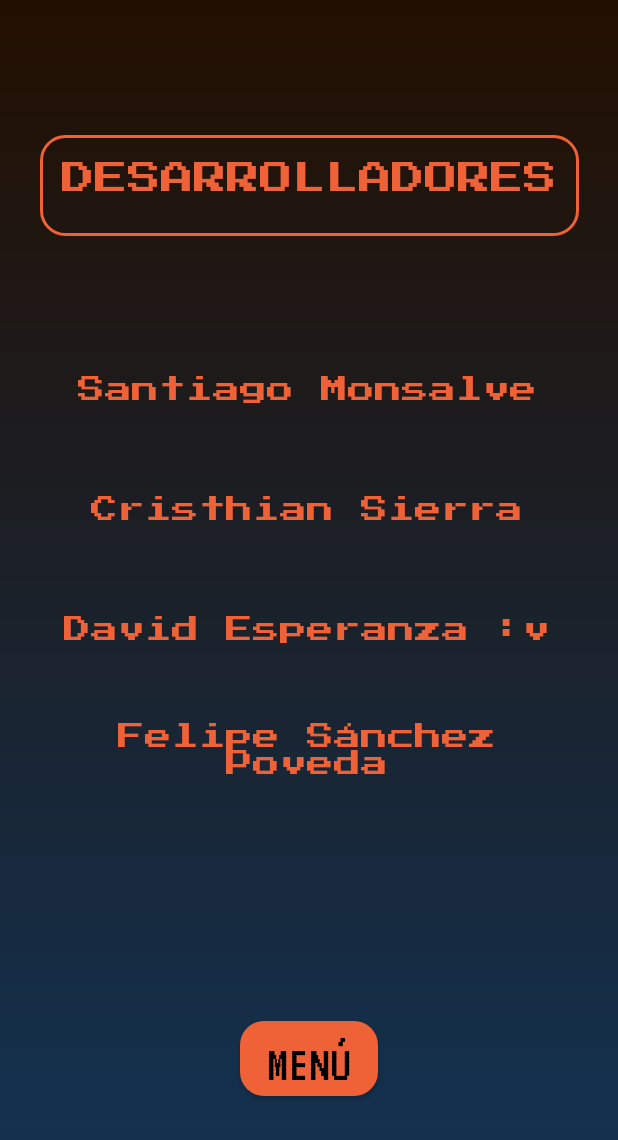
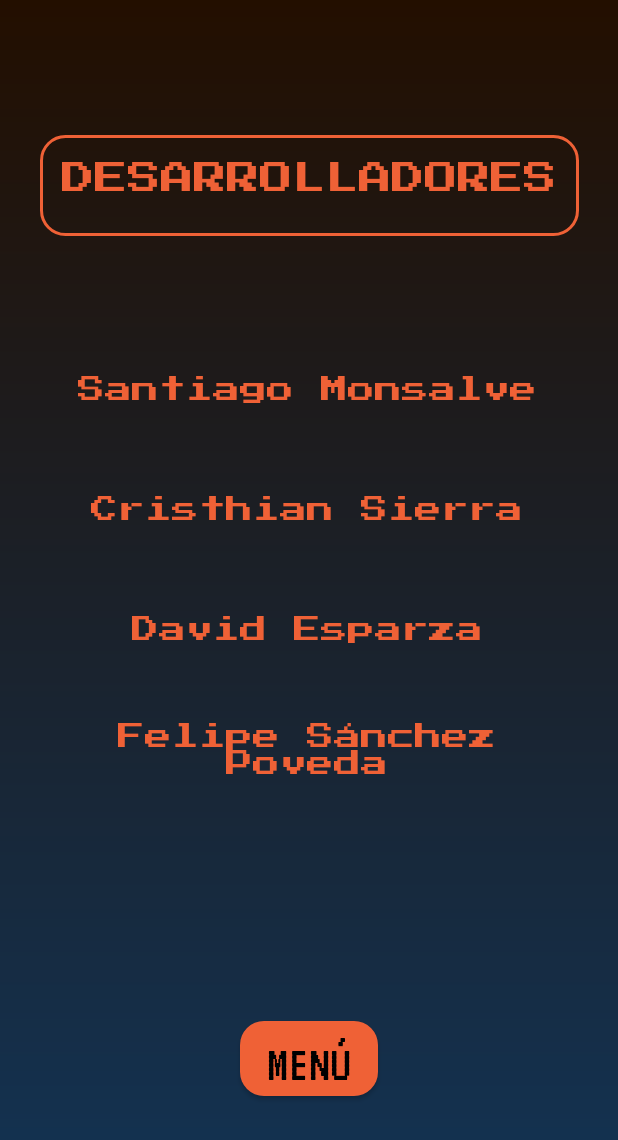
Before and after one commit to Cristhian-Sierra/Juegos_Prog_Comp, an Android app: the Creditos screen opened directly, with no data from a screen before it, on a phone screen of 412 x 824 dp. Shown: the top 1140 px of the screen. Run offline under Robolectric (Android 15) with nearby library versions, the phone set to English and light mode, and no system bars; Roboto replaces fonts that are not available here.

Commit message:
Final, no da más
Pequeños arreglos

```diff
--- a/app/src/main/res/layout/activity_creditos.xml
+++ b/app/src/main/res/layout/activity_creditos.xml
@@ -77,7 +77,7 @@
             android:layout_height="50dp"
             android:fontFamily="@font/start"
             android:gravity="center"
-            android:text="David Esperanza :v"
+            android:text="David Esparza"
             android:textColor="#EF6136"
             android:textSize="18dp" />
 
```
Also changed, not shown: app/src/main/java/com/example/juegos/Memoria.java (+15 -20 lines), 1 other file.
